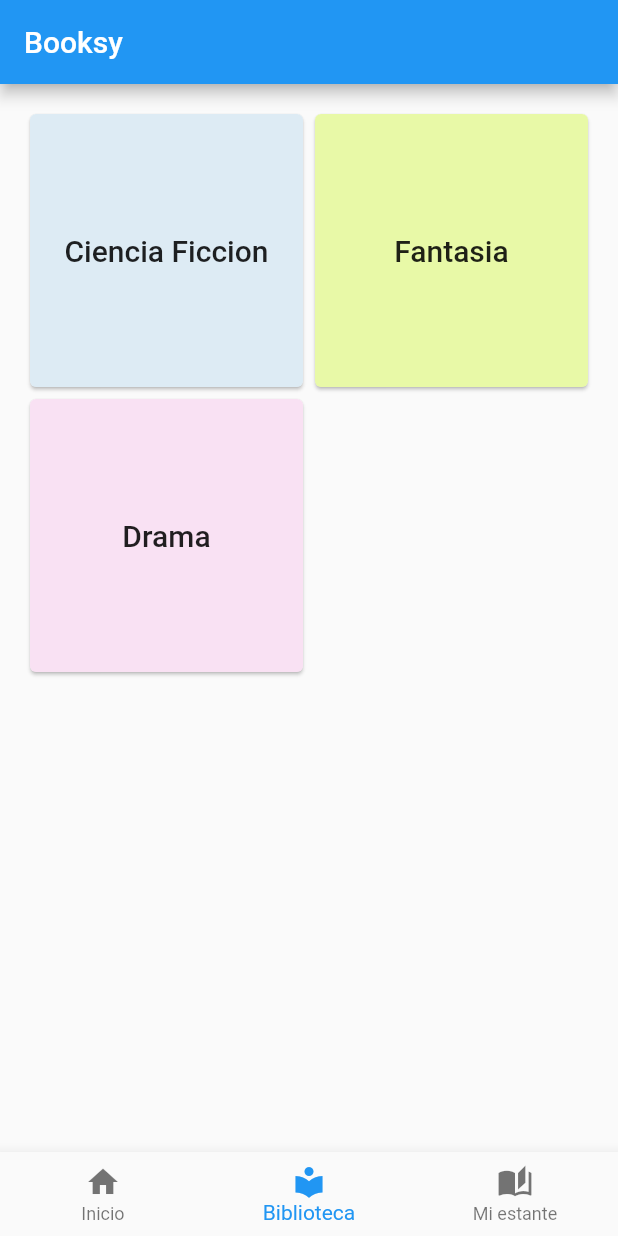
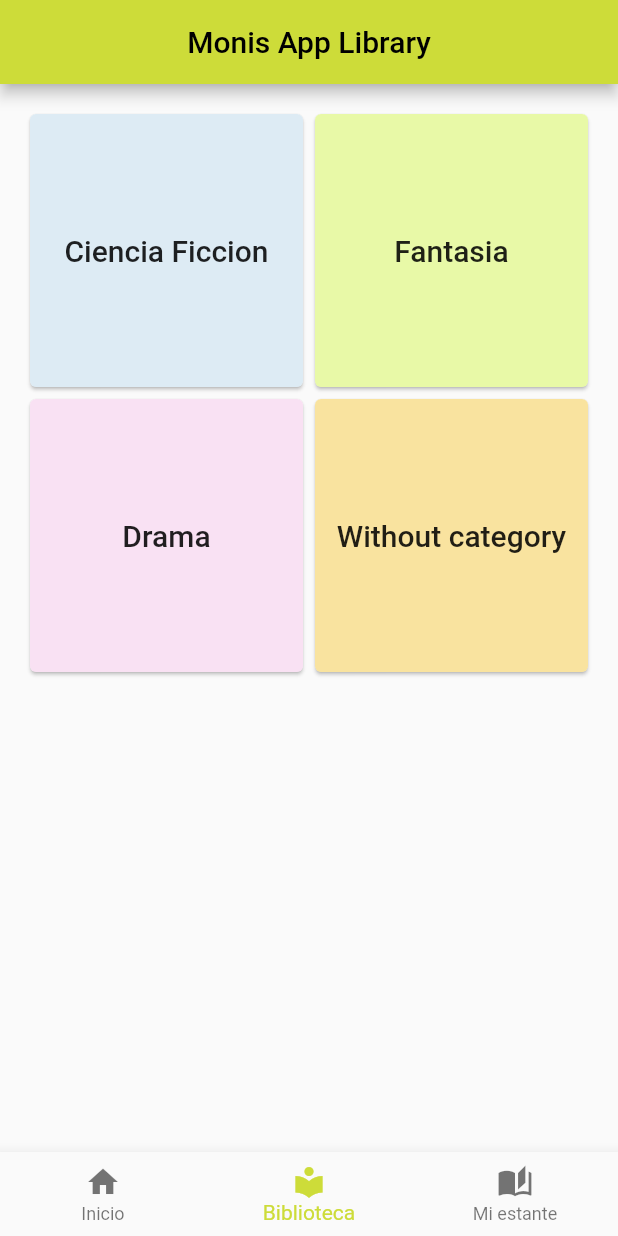
Before and after one commit to lpedraoss/monis, a Flutter app: the screen it shows after launch, item 2 of the bottom bar chosen, on a phone screen of 412 x 824 dp. Run offline on Flutter 3.47's test engine with Material 2 defaults, Android fonts, the phone set to English and light mode, and no system bars; our stand-ins replace camera, cloud_firestore, firebase_core, firebase_storage, flutter_bloc, shared_preferences; accounts and stored records are empty.

Commit message:
-   pantalla de categorias.     -   modelo de libros para tener categoria.

```diff
--- /dev/null
+++ b/lib/categories/book_category_screen.dart
@@ -0,0 +1,17 @@
+import 'package:flutter/material.dart';
+import 'package:monis/model/book_category.dart';
+import 'package:monis/utils.dart';
+
+class BookCategoryScreen extends StatelessWidget {
+  const BookCategoryScreen({super.key, required this.category});
+  final BookCategory category;
+  @override
+  Widget build(BuildContext context) {
+    return Scaffold(
+      appBar: AppBar(
+        title: Text(category.name),
+        backgroundColor: hexToColor(category.colorBg),
+      ),
+    );
+  }
+}
--- a/lib/categories/categories_screen.dart
+++ b/lib/categories/categories_screen.dart
@@ -1,4 +1,5 @@
 import 'package:flutter/material.dart';
+import 'package:monis/categories/book_category_screen.dart';
 import 'package:monis/model/book_category.dart';
 import 'package:monis/utils.dart';
 
@@ -14,9 +15,10 @@ class CategoriesScreen extends StatelessWidget {
 class BookCategoriesGrid extends StatelessWidget {
   BookCategoriesGrid({super.key});
   final List<BookCategory> _categories = [
-    const BookCategory(1, 'Ciencia Ficcion', '#A9CCE3'),
-    const BookCategory(2, 'Fantasia', '#C5F023'),
-    const BookCategory(3, 'Drama', '#F0B3E1'),
+    const BookCategory('1', 'Ciencia Ficcion', '#A9CCE3'),
+    const BookCategory('2', 'Fantasia', '#C5F023'),
+    const BookCategory('3', 'Drama', '#F0B3E1'),
+    const BookCategory('4', 'Without category', '#efb810'),
   ];
   @override
   Widget build(BuildContext context) {
@@ -44,7 +46,7 @@ class TileCategory extends StatelessWidget {
         child: InkWell(
       borderRadius: BorderRadius.circular(4.0),
       onTap: () {
-        //TODO, navegar a categirias de libros
+        _openPageCategory(context, _category);
       },
       child: Container(
         decoration: BoxDecoration(
@@ -61,3 +63,14 @@ class TileCategory extends StatelessWidget {
     ));
   }
 }
+
+void _openPageCategory(BuildContext context, BookCategory category) {
+  Navigator.push(
+    context,
+    MaterialPageRoute(
+      builder: (context) => BookCategoryScreen(
+        category: category,
+      ),
+    ),
+  );
+}
--- a/lib/main.dart
+++ b/lib/main.dart
@@ -35,7 +35,7 @@ class MonisApp extends StatelessWidget {
         child: MaterialApp(
           title: 'Monis',
           theme: ThemeData(
-            primarySwatch: Colors.blue,
+            primarySwatch: Colors.lime,
           ),
           home: const BottonNavigationWidget(),
         ),
@@ -62,7 +62,11 @@ class _BottonNavigationWidgetState extends State<BottonNavigationWidget> {
   Widget build(BuildContext context) {
     return Scaffold(
       appBar: AppBar(
-        title: const Text('Booksy'),
+        title: const Center(
+          child: Text(
+            'Monis App Library',
+          ),
+        ),
       ),
       bottomNavigationBar: BottomNavigationBar(
         items: const [
--- a/lib/model/book.dart
+++ b/lib/model/book.dart
@@ -5,12 +5,14 @@ class Book {
   final String author;
   final String description;
   final String coverUrl;
+  final String category;
   Book({
     this.id,
     required this.tittle,
     this.author = '',
     this.description = '',
     this.coverUrl = '',
+    this.category = '',
   });
 //modelo book
 
@@ -33,8 +35,11 @@ class Book {
         description: map['summary'] as String,
         coverUrl: map.containsKey('coverUrl')
             ? map['coverUrl'] as String
-          : 'assets/images/book1.jpg', /*si no existe portada se coloca una predeterminada*/
-    );
+            : 'assets/images/book1.jpg',
+        /*si no existe portada se coloca una predeterminada*/
+        category: map.containsKey('category')
+            ? map['category'] as String
+            : 'without category');
   }
   Map<String, dynamic> toMap() {
     return <String, dynamic>{
@@ -43,6 +48,7 @@ class Book {
       'author': author,
       'summary': description,
       'coverUrl': coverUrl,
+      'category': category,
     };
   }
 
@@ -52,6 +58,7 @@ class Book {
     String? author,
     String? description,
     String? coverUrl,
+    String? category,
   }) {
     return Book(
       id: id ?? this.id,
@@ -59,6 +66,7 @@ class Book {
       author: author ?? this.author,
       description: description ?? this.description,
       coverUrl: coverUrl ?? this.coverUrl,
+      category: category ?? this.category,
     );
   }
 }
--- a/lib/model/book_category.dart
+++ b/lib/model/book_category.dart
@@ -1,5 +1,5 @@
 class BookCategory {
-  final int id;
+  final String id;
   final String name;
   final String colorBg; //#FFAB23 FOR EXAMPLE
   const BookCategory(this.id, this.name, this.colorBg);
--- a/lib/utils/widget.dart
+++ b/lib/utils/widget.dart
@@ -18,7 +18,7 @@ class HeaderWidget extends StatelessWidget {
     return ClipRRect(
       borderRadius: BorderRadius.circular(10),
       child: Image.asset(
-        'assets/images/anime.jpg',
+        'assets/images/anime1.jpg',
         //height: 300,
       ),
     );
```
Also changed, not shown: lib/bookshelf/bookshelf_sharepreferences.dart (deleted, +0 -22 lines), lib/home/home_screen.dart (+13 -12 lines), pubspec.lock, 1 other file. Lines whose indentation alone changed are shown as unchanged.
